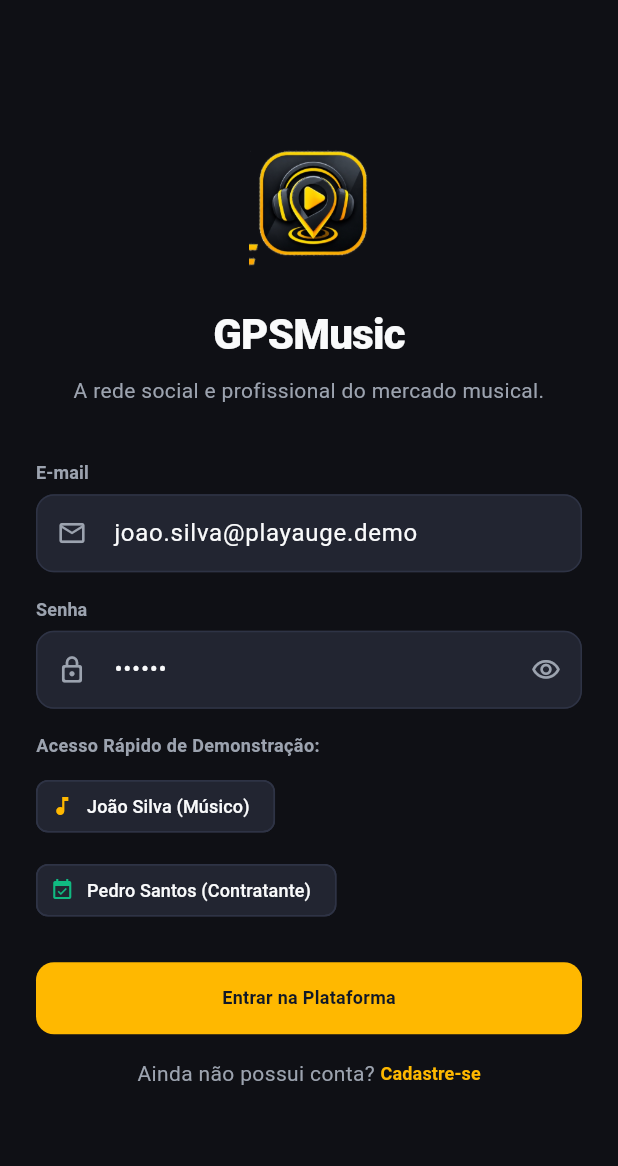
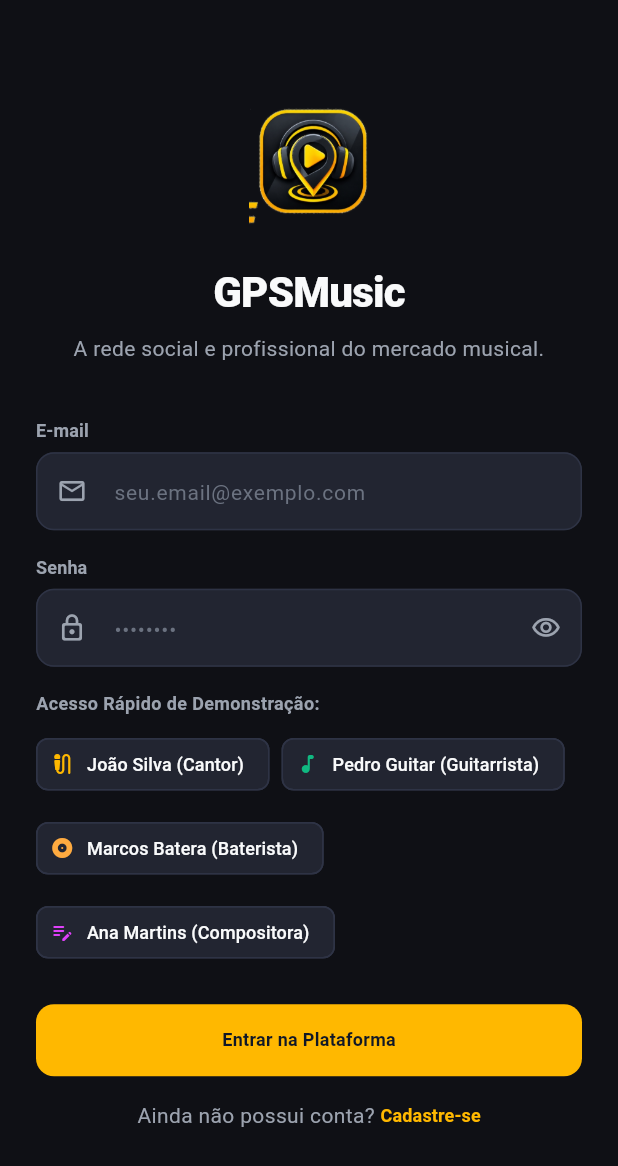
Before and after one commit to appwillb/augeplay, a Flutter app: the LoginScreen screen opened directly with empty values, on a phone screen of 412 x 824 dp. Shown: the top 1166 px of the screen. Run offline on Flutter 3.47's test engine with Material 3 defaults, Android fonts, the phone set to English and light mode, and no system bars; missing offline and left inert: dart:html, dart:ui_web; accounts and stored records are empty; network calls fail.

Commit message:
fix(auth): dynamic account switching with explicit active user badge and key reset

```diff
--- a/lib/features/auth/presentation/screens/login_screen.dart
+++ b/lib/features/auth/presentation/screens/login_screen.dart
@@ -23,8 +23,8 @@ class LoginScreen extends StatefulWidget {
 
 class _LoginScreenState extends State<LoginScreen> {
   final _formKey = GlobalKey<FormState>();
-  final _emailController = TextEditingController(text: 'joao.silva@playauge.demo');
-  final _passwordController = TextEditingController(text: '123456');
+  final _emailController = TextEditingController();
+  final _passwordController = TextEditingController();
   bool _obscurePassword = true;
 
   @override
@@ -32,6 +32,19 @@ class _LoginScreenState extends State<LoginScreen> {
     _emailController.dispose();
     _passwordController.dispose();
     super.dispose();
+  }
+
+  void _loginAsDemoUser(String email, String label) {
+    _emailController.text = email;
+    _passwordController.text = '123456';
+    ScaffoldMessenger.of(context).showSnackBar(
+      SnackBar(
+        backgroundColor: AppColors.primary,
+        duration: const Duration(milliseconds: 900),
+        content: Text('Entrando como $label...'),
+      ),
+    );
+    _submit();
   }
 
   Future<void> _submit() async {
@@ -151,26 +164,32 @@ class _LoginScreenState extends State<LoginScreen> {
                     runSpacing: 8,
                     children: [
                       ActionChip(
-                        avatar: const Icon(Icons.music_note, size: 16, color: AppColors.primary),
-                        label: const Text('João Silva (Músico)', style: TextStyle(fontSize: 12)),
+                        avatar: const Icon(Icons.mic_external_on_rounded, size: 16, color: AppColors.primary),
+                        label: const Text('João Silva (Cantor)', style: TextStyle(fontSize: 12)),
                         backgroundColor: AppColors.surfaceElevated,
                         side: const BorderSide(color: AppColors.surfaceBorder),
-                        onPressed: () {
-                          _emailController.text = 'joao.silva@playauge.demo';
-                          _passwordController.text = '123456';
-                          _submit();
-                        },
+                        onPressed: () => _loginAsDemoUser('joao.silva@playauge.demo', 'João Silva (Cantor)'),
                       ),
                       ActionChip(
-                        avatar: const Icon(Icons.event_available, size: 16, color: AppColors.availableGreen),
-                        label: const Text('Pedro Santos (Contratante)', style: TextStyle(fontSize: 12)),
+                        avatar: const Icon(Icons.music_note_rounded, size: 16, color: Color(0xFF10B981)),
+                        label: const Text('Pedro Guitar (Guitarrista)', style: TextStyle(fontSize: 12)),
                         backgroundColor: AppColors.surfaceElevated,
                         side: const BorderSide(color: AppColors.surfaceBorder),
-                        onPressed: () {
-                          _emailController.text = 'pedro.santos@playauge.demo';
-                          _passwordController.text = '123456';
-                          _submit();
-                        },
+                        onPressed: () => _loginAsDemoUser('pedro.santos@playauge.demo', 'Pedro Guitar (Guitarrista)'),
+                      ),
+                      ActionChip(
+                        avatar: const Icon(Icons.album_rounded, size: 16, color: Colors.orangeAccent),
+                        label: const Text('Marcos Batera (Baterista)', style: TextStyle(fontSize: 12)),
+                        backgroundColor: AppColors.surfaceElevated,
+                        side: const BorderSide(color: AppColors.surfaceBorder),
+                        onPressed: () => _loginAsDemoUser('marcos.batera@playauge.demo', 'Marcos Batera (Baterista)'),
+                      ),
+                      ActionChip(
+                        avatar: const Icon(Icons.edit_note_rounded, size: 16, color: Colors.purpleAccent),
+                        label: const Text('Ana Martins (Compositora)', style: TextStyle(fontSize: 12)),
+                        backgroundColor: AppColors.surfaceElevated,
+                        side: const BorderSide(color: AppColors.surfaceBorder),
+                        onPressed: () => _loginAsDemoUser('ana.martins@playauge.demo', 'Ana Martins (Compositora)'),
                       ),
                     ],
                   ),
--- a/lib/features/home/presentation/screens/main_navigation_screen.dart
+++ b/lib/features/home/presentation/screens/main_navigation_screen.dart
@@ -265,6 +265,7 @@ class _MainNavigationScreenState extends State<MainNavigationScreen> {
         currentUserName: currentUser.displayName,
       ),
       ProfileScreen(
+        key: ValueKey('my_profile_${currentUser.id}'),
         profile: myProfile,
         profileProvider: widget.profileProvider,
         videoProvider: widget.videoProvider,
```
Also changed, not shown: lib/features/home/presentation/screens/home_dashboard_screen.dart (+14 -1 lines), lib/features/profile/presentation/screens/profile_screen.dart (+9 -0 lines), 3 other files.
